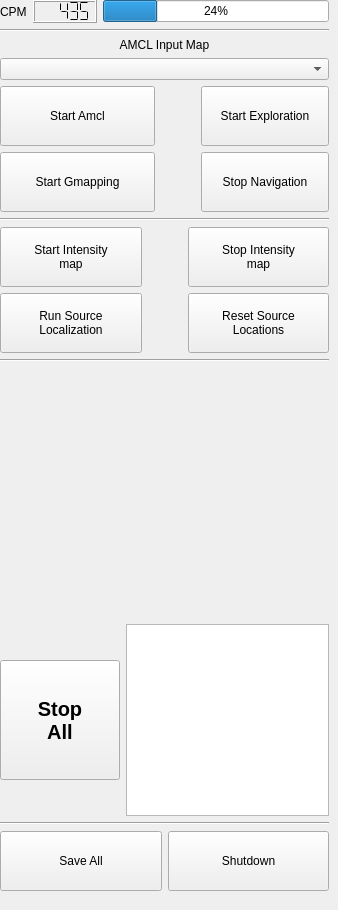
mikewrock/reg_loc, file src/dashboard_panel.ui: the form before one commit.
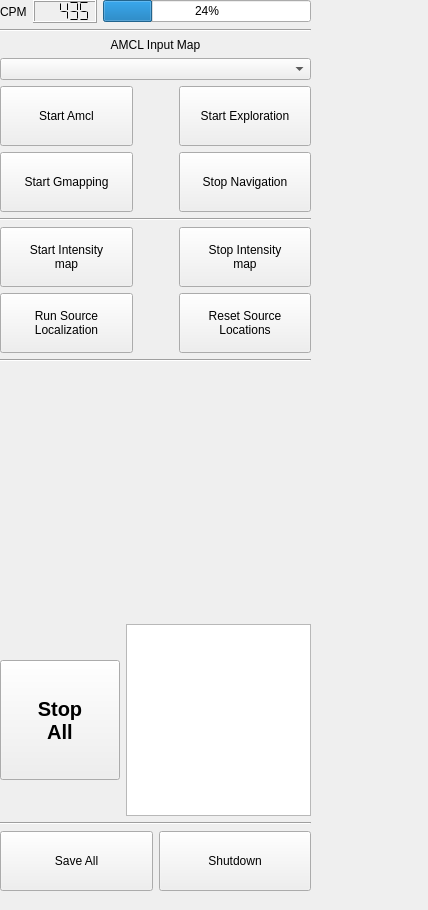
The form after the commit.

Commit message: Added automatic map folder generation and fixed issue 4 maps are now saved when the button is pushed.

```diff
--- a/src/dashboard_panel.ui
+++ b/src/dashboard_panel.ui
@@ -6,7 +6,7 @@
    <rect>
     <x>0</x>
     <y>0</y>
-    <width>338</width>
+    <width>428</width>
     <height>910</height>
    </rect>
   </property>
@@ -18,7 +18,7 @@
     <rect>
      <x>0</x>
      <y>0</y>
-     <width>339</width>
+     <width>321</width>
      <height>891</height>
     </rect>
    </property>
@@ -219,7 +219,7 @@
        <widget class="QPushButton" name="navigation_stop_button">
         <property name="sizePolicy">
          <sizepolicy hsizetype="Preferred" vsizetype="Fixed">
-          <horstretch>0</horstretch>
+          <horstretch>1</horstretch>
           <verstretch>0</verstretch>
          </sizepolicy>
         </property>
```
The commit also changes 1 other file.
